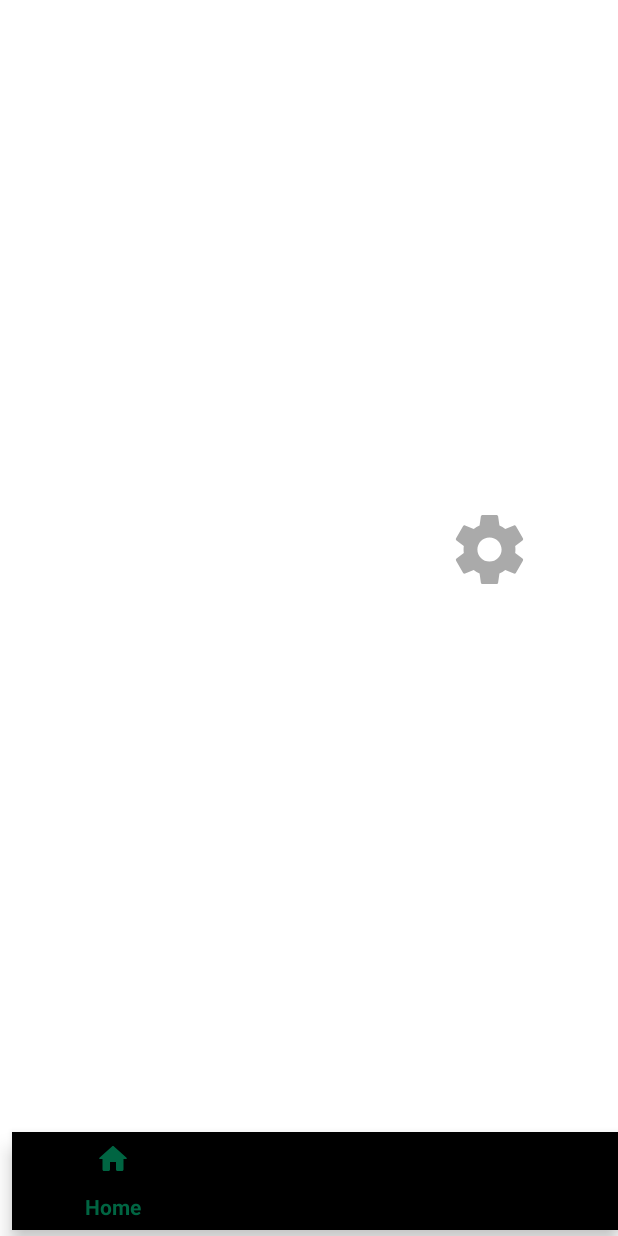
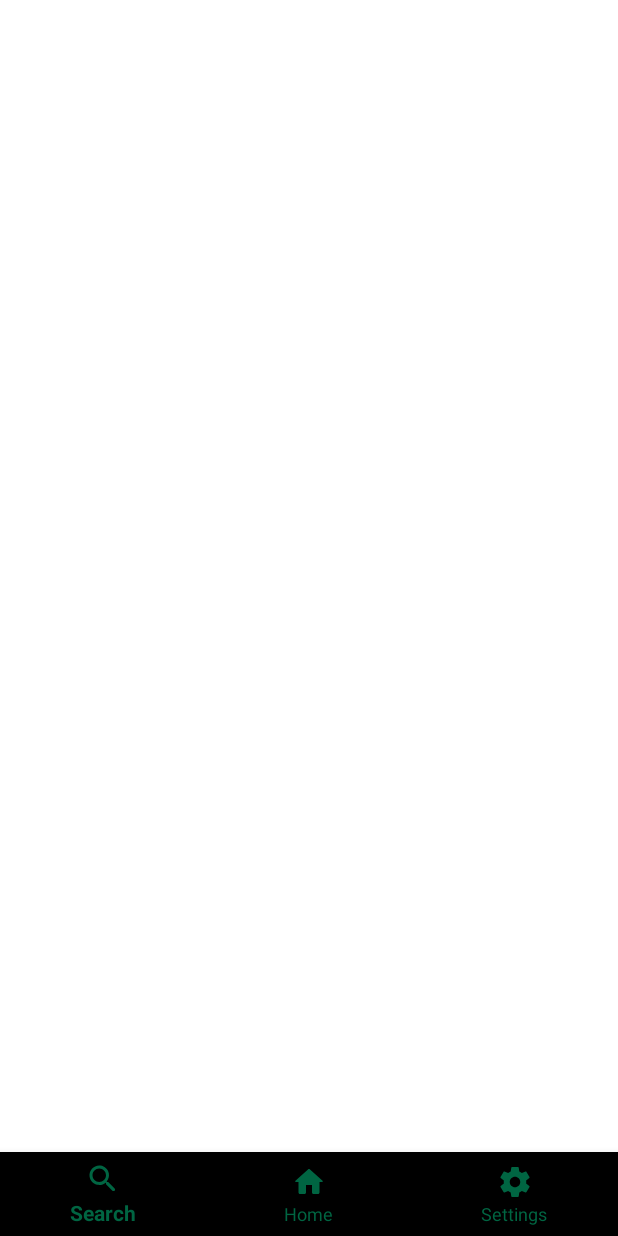
Before and after one commit to AnuragPamuru/TeluguApp, an Android app: the screen it shows after launch (MainActivity), on a phone screen of 412 x 824 dp. Run offline under Robolectric (Android 15) with nearby library versions, the phone set to English and light mode, and no system bars.

Commit message:
Added BlankFragments for nav_items

```diff
--- a/app/build.gradle
+++ b/app/build.gradle
@@ -31,6 +31,7 @@ dependencies {
     implementation 'androidx.core:core-ktx:1.0.2'
     implementation 'androidx.constraintlayout:constraintlayout:1.1.3'
     implementation 'androidx.preference:preference:1.1.0-rc01'
+    implementation 'androidx.legacy:legacy-support-v4:1.0.0'
     testImplementation 'junit:junit:4.12'
     androidTestImplementation 'androidx.test:runner:1.2.0'
     androidTestImplementation 'androidx.test.espresso:espresso-core:3.2.0'
--- a/app/src/main/java/com/example/teluguapp/MainActivity.kt
+++ b/app/src/main/java/com/example/teluguapp/MainActivity.kt
@@ -10,13 +10,24 @@ import android.graphics.Color
 import android.os.Build
 import androidx.appcompat.app.AppCompatActivity
 import android.os.Bundle
+import android.widget.FrameLayout
 import android.widget.ImageButton
 import android.widget.Toast
 import androidx.core.app.NotificationCompat
 import androidx.core.app.NotificationManagerCompat
+import androidx.fragment.app.Fragment
+import androidx.fragment.app.FragmentManager
+import androidx.fragment.app.FragmentTransaction
+import com.google.android.material.bottomnavigation.BottomNavigationView
 
 class MainActivity : AppCompatActivity() {
 
+
+    lateinit var mFrame: FrameLayout
+    lateinit var mNavBar: BottomNavigationView
+    lateinit var settingsScreen: SettingsFragment
+    lateinit var homeScreen: HomeFragment
+    lateinit var searchScreen: SearchFragment
 
     override fun onCreate(savedInstanceState: Bundle?) {
         super.onCreate(savedInstanceState)
@@ -43,14 +54,43 @@ class MainActivity : AppCompatActivity() {
         }
 
 
-        val settings = findViewById<ImageButton>(R.id.imageButton)
-        settings.setOnClickListener{openSettings()}
-        settings.setBackgroundColor(Color.WHITE)
+        //initialize the navigation bar
+        mFrame = findViewById<FrameLayout>(R.id.main_frame)
+        mNavBar = findViewById<BottomNavigationView>(R.id.main_nav)
+
+        settingsScreen = SettingsFragment()
+        homeScreen = HomeFragment()
+        searchScreen = SearchFragment()
+
+        mNavBar.setOnNavigationItemSelectedListener(mOnNavigationItemSelectedListener)
+
+
     }
 
-    fun openSettings(){
-        val intent = Intent(this,SettingsActivity::class.java)
-        startActivity(intent)
+
+    private val mOnNavigationItemSelectedListener = BottomNavigationView.OnNavigationItemSelectedListener { item ->
+        when (item.itemId) {
+            R.id.home_menu_item -> {
+                return@OnNavigationItemSelectedListener true
+                openFragment(homeScreen)
+            }
+            R.id.settings_menu_item -> {
+                return@OnNavigationItemSelectedListener true
+                openFragment(settingsScreen)
+            }
+            R.id.search_menu_item -> {
+                return@OnNavigationItemSelectedListener true
+                openFragment(searchScreen)
+            }
+        }
+        false
+    }
+
+    private fun openFragment(fragment: Fragment) {
+        val transaction = supportFragmentManager.beginTransaction()
+        transaction.replace(R.id.main_frame, fragment)
+        transaction.addToBackStack(null)
+        transaction.commit()
     }
 
     private fun createNotificationChannel() {
--- a/app/src/main/res/layout/activity_main.xml
+++ b/app/src/main/res/layout/activity_main.xml
@@ -7,23 +7,25 @@
         android:layout_height="match_parent"
         android:background="@color/colorAccent"
         tools:context=".MainActivity">
-    <ImageButton
-            android:layout_width="75dp"
-            android:layout_height="75dp" app:srcCompat="@drawable/ic_settings"
-            android:scaleType="fitCenter"
-            android:adjustViewBounds="true"
-            android:id="@+id/imageButton"
-            app:layout_constraintBottom_toBottomOf="parent"
-            android:hapticFeedbackEnabled="false"
-            app:layout_constraintEnd_toEndOf="parent"
-            style="@style/Widget.AppCompat.ImageButton" android:contentDescription="@string/settings"
-            android:layout_marginBottom="420dp" android:layout_marginEnd="48dp" android:layout_marginRight="48dp"/>
     <com.google.android.material.bottomnavigation.BottomNavigationView
             android:layout_width="match_parent"
-            android:layout_height="65dp"
-            app:layout_constraintEnd_toEndOf="parent"
-            app:layout_constraintStart_toStartOf="parent" android:layout_marginLeft="8dp"
-            android:layout_marginStart="8dp" app:layout_constraintHorizontal_bias="0.0"
-            app:layout_constraintBottom_toBottomOf="parent" android:layout_marginBottom="4dp"
-            app:menu="@menu/menu_items"/>
+            android:layout_height="56dp"
+            android:layout_alignParentBottom="true"
+            android:layout_alignParentStart="true"
+            app:itemIconTint="@color/colorPrimary"
+            app:itemTextColor="@color/colorPrimary"
+            app:menu="@menu/menu_items"
+            app:layout_constraintBottom_toBottomOf="parent" tools:layout_editor_absoluteX="8dp"
+            android:layout_alignParentLeft="true" android:id="@+id/main_nav"/>
+    <FrameLayout
+            android:layout_width="match_parent"
+            android:layout_height="match_parent"
+            android:layout_marginBottom="56dp"
+            android:layout_alignParentStart="true"
+            android:layout_alignParentTop="true"
+            android:layout_alignParentLeft="true"
+            android:layout_above="@id/main_nav"
+            android:id="@+id/main_frame" >
+
+    </FrameLayout>
 </androidx.constraintlayout.widget.ConstraintLayout>
--- a/app/src/main/res/menu/menu_items.xml
+++ b/app/src/main/res/menu/menu_items.xml
@@ -1,7 +1,10 @@
 <?xml version="1.0" encoding="utf-8"?>
 <menu xmlns:app="http://schemas.android.com/apk/res-auto" xmlns:android="http://schemas.android.com/apk/res/android">
 
-    <item android:title="@string/title_activity_home" android:icon="@drawable/ic_home"/>
-    <item android:title="@string/title_activity_search" android:icon="@drawable/ic_search"/>
-    <item android:title="@string/title_activity_settings" android:icon="@drawable/ic_settings"/>
+    <item android:title="@string/title_activity_search" android:icon="@drawable/ic_search"
+          android:id="@+id/search_menu_item"/>
+    <item android:title="@string/title_activity_home" android:icon="@drawable/ic_home"
+          android:id="@+id/home_menu_item"/>
+    <item android:title="@string/title_activity_settings" android:icon="@drawable/ic_settings"
+          android:id="@+id/settings_menu_item"/>
 </menu>
--- a/app/src/main/res/values/colors.xml
+++ b/app/src/main/res/values/colors.xml
@@ -3,5 +3,5 @@
     <color name="colorPrimary">#006542</color>
     <color name="colorPrimaryDark">#006542</color>
     <color name="colorAccent">#FFFFFF</color>
-    <color name="colorAccentDark">#000000 </color>
+    <color name="colorAccentDark">#BBBBBB </color>
 </resources>
--- a/app/src/main/res/values/strings.xml
+++ b/app/src/main/res/values/strings.xml
@@ -30,4 +30,7 @@
     <string name="title_activity_settings">Settings</string>
     <string name="search">Search</string>
     <string name="title_activity_search">Search</string>
+
+    <!-- TODO: Remove or change this placeholder text -->
+    <string name="hello_blank_fragment">Hello blank fragment</string>
 </resources>
```
Also changed, not shown: app/src/main/java/com/example/teluguapp/HomeFragment.kt (added, +102 -0 lines), app/src/main/java/com/example/teluguapp/SearchFragment.kt (added, +102 -0 lines), app/src/main/java/com/example/teluguapp/SettingsActivity.kt (deleted, +0 -42 lines), app/src/main/java/com/example/teluguapp/SettingsFragment.kt (added, +102 -0 lines), app/src/main/res/layout/activity_settings.xml (deleted, +0 -28 lines), app/src/main/res/layout/fragment_home.xml (added, +14 -0 lines), app/src/main/res/layout/fragment_search.xml (added, +14 -0 lines), app/src/main/res/layout/fragment_settings.xml (added, +14 -0 lines).
